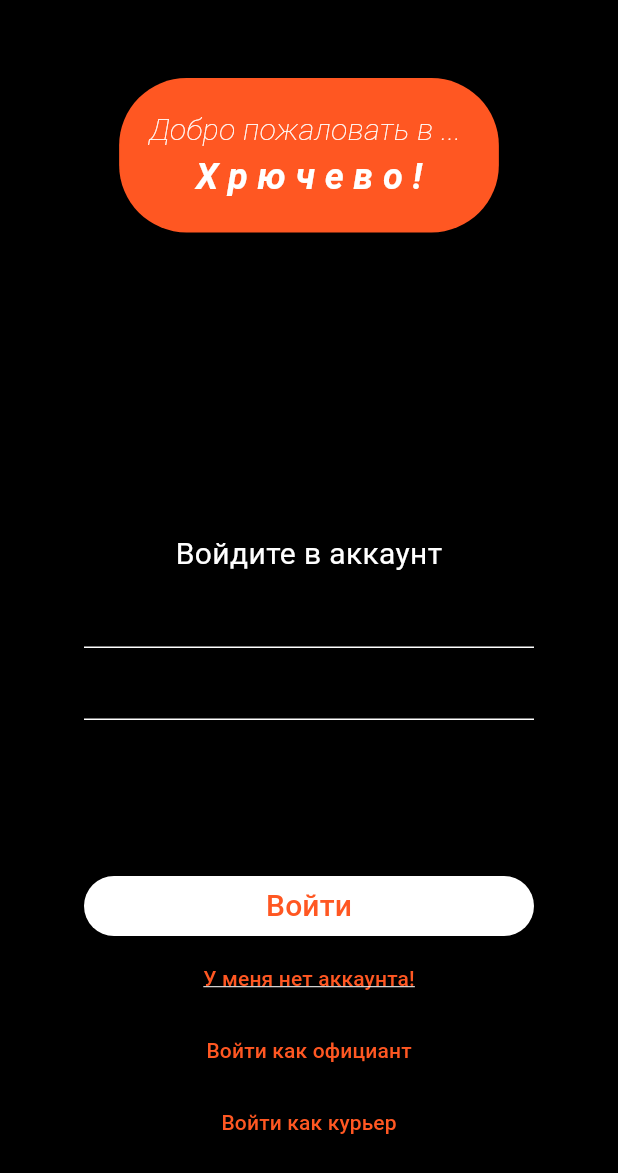
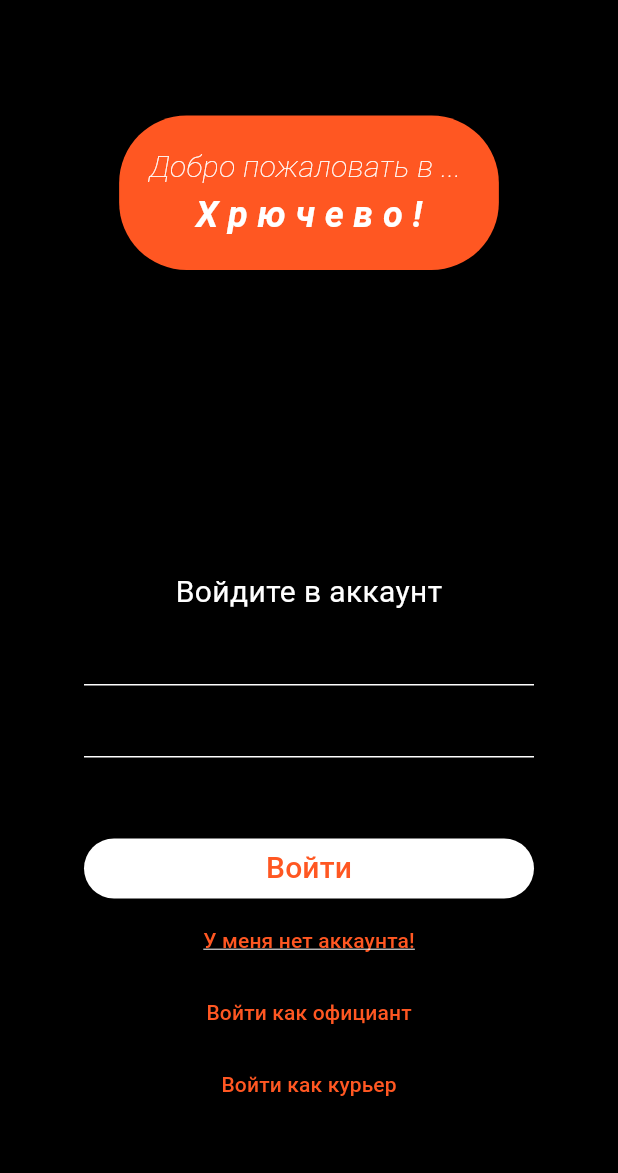
Before and after one commit to danyasedoy/restaurant_mobile, a Flutter app: the screen it shows after launch, on a phone screen of 412 x 824 dp. Shown: the top 1173 px of the screen. Run offline on Flutter 3.47's test engine with Material 3 defaults, Android fonts, the phone set to English and light mode, and no system bars.

Commit message:
auth screen template | scroll fix

```diff
--- a/app/lib/views/enter screen/enter_screen.dart
+++ b/app/lib/views/enter screen/enter_screen.dart
@@ -9,6 +9,7 @@ class AuthScreen extends StatelessWidget {
       body: Center(
         child: ConstrainedBox(
           constraints: const BoxConstraints(maxWidth: 300),
+            child: SingleChildScrollView(
               child: Column(
                 mainAxisAlignment: MainAxisAlignment.center,
                 crossAxisAlignment: CrossAxisAlignment.center,
@@ -57,7 +58,7 @@ class AuthScreen extends StatelessWidget {
                     obscureText: true,
                   ),
                   const SizedBox(
-                  height: 100,
+                    height: 50,
                   ),
                   SizedBox(
                     width: 300,
@@ -89,6 +90,7 @@ class AuthScreen extends StatelessWidget {
               ),
             ),
           ),
+      ),
     );
   }
 }
```
Lines whose indentation alone changed are shown as unchanged.
